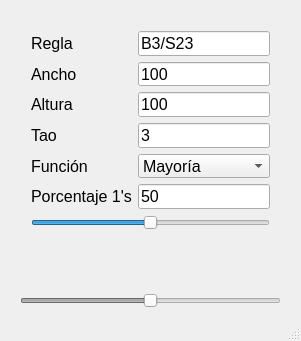
First picture: the form in mainwindow.ui, repository atile-y/GoL, before the edit.
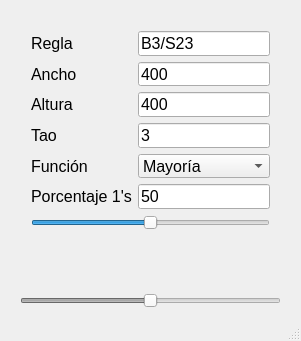
Second picture: the form after the edit. Icons and pictures are not drawn.

Patch:
```diff
--- a/mainwindow.ui
+++ b/mainwindow.ui
@@ -53,7 +53,7 @@
      <item row="1" column="1">
       <widget class="QLineEdit" name="widthLineEdit">
        <property name="text">
-        <string>100</string>
+        <string>400</string>
        </property>
       </widget>
      </item>
@@ -67,7 +67,7 @@
      <item row="2" column="1">
       <widget class="QLineEdit" name="heightLineEdit">
        <property name="text">
-        <string>100</string>
+        <string>400</string>
        </property>
       </widget>
      </item>
```
